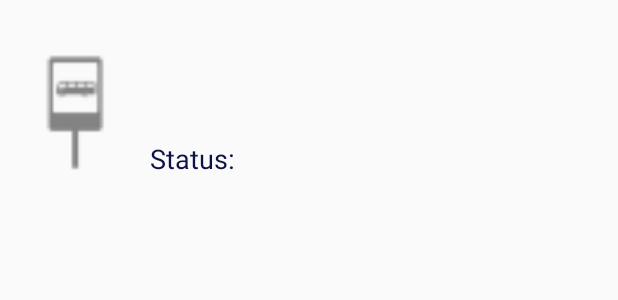
After one commit to jpmartinez/USBusDroidTrip, an Android app: the layout activity_routestop_list_item.xml on its own in the app's theme, with its tools: preview values and no code run, on a phone screen of 412 x 824 dp. The commit adds this screen. Shown: the top 300 px of the screen. Run offline under Robolectric (Android 15) with nearby library versions, the phone set to English and light mode, and no system bars.

Commit message:
RouteStop List started

```diff
--- a/app/src/main/AndroidManifest.xml
+++ b/app/src/main/AndroidManifest.xml
@@ -36,7 +36,8 @@
         <activity android:name=".Activities.Trip.Odometer.SetOdometerActivity" />
         <activity android:name=".Activities.Tickets.NewTicket.NewTicketActivity" />
         <activity android:name=".Activities.Tickets.NewTicket.NTBusStopSelectionActivity" />
-        <activity android:name=".Activities.Tickets.NewTicket.NTConfirmationActivity"></activity>
+        <activity android:name=".Activities.Tickets.NewTicket.NTConfirmationActivity" />
+        <activity android:name=".Activities.Trip.RouteStop.RouteStopListActivity"></activity>
     </application>
 
 </manifest>
--- a/app/src/main/java/tecnoinf/proyecto/grupo4/usbusdroid3/usbusdroidtrip/Activities/Trip/StartTrip/STResultActivity.java
+++ b/app/src/main/java/tecnoinf/proyecto/grupo4/usbusdroid3/usbusdroidtrip/Activities/Trip/StartTrip/STResultActivity.java
@@ -52,6 +52,10 @@ public class STResultActivity extends AppCompatActivity {
                 editor.putString("onCourseJourney", journey.get("id").toString());
                 editor.putBoolean("odometerSet", false);
                 editor.putString("busId", journey.getJSONObject("bus").getString("id"));
+                editor.putString("routeStops", journey
+                                                .getJSONObject("service")
+                                                .getJSONObject("route")
+                                                .getJSONArray("busStops").toString());
                 editor.apply();
                 success = true;
             } else {
--- a/app/src/main/java/tecnoinf/proyecto/grupo4/usbusdroid3/usbusdroidtrip/Activities/Trip/StartTrip/StartTripActivity.java
+++ b/app/src/main/java/tecnoinf/proyecto/grupo4/usbusdroid3/usbusdroidtrip/Activities/Trip/StartTrip/StartTripActivity.java
@@ -69,7 +69,7 @@ public class StartTripActivity extends ListActivity {
                     journeyMap,
                     R.layout.activity_start_trip_list_item,
                     new String[] { "id", "name", "day", "date", "time", "busNumber" },
-                    new int[] { R.id.id, R.id.journeyNameTV, R.id.journeyDayTV, R.id.journeyDateTV, R.id.journeyTimeTV, R.id.busNumberTV });
+                    new int[] { R.id.id, R.id.journeyNameTV, R.id.journeyDayTV, R.id.journeyDateTV, R.id.journeyTimeTV, R.id.routeStopStatusTV});
             setListAdapter(adapter);
 
             ListView lv = getListView();
--- /dev/null
+++ b/app/src/main/res/layout/activity_routestop_list_item.xml
@@ -0,0 +1,64 @@
+<?xml version="1.0" encoding="utf-8"?>
+<LinearLayout xmlns:android="http://schemas.android.com/apk/res/android"
+    android:layout_width="match_parent"
+    android:layout_height="150dp"
+    android:orientation="horizontal">
+
+    <!-- ID Label -->
+
+    <ImageView
+        android:layout_width="100dp"
+        android:layout_height="match_parent"
+        android:id="@+id/busstopSignIV"
+        android:src="@drawable/bus_stop_sign" />
+
+    <LinearLayout
+        android:orientation="vertical"
+        android:layout_width="match_parent"
+        android:layout_height="match_parent">
+
+        <TextView
+            android:id="@+id/id"
+            android:layout_width="wrap_content"
+            android:layout_height="wrap_content"
+            android:visibility="invisible" />
+
+        <TextView
+            android:id="@+id/routeStopNameTV"
+            android:layout_width="wrap_content"
+            android:layout_height="wrap_content"
+            android:textAppearance="?android:attr/textAppearanceMedium"
+            android:textColor="#0c1248"
+            android:visibility="visible"
+
+            android:textStyle="bold"
+            android:layout_marginTop="25dp"
+            android:textAlignment="center"
+            android:textSize="30sp" />
+
+        <LinearLayout
+            android:layout_width="wrap_content"
+            android:layout_height="wrap_content"
+            android:orientation="horizontal"
+            android:gravity="bottom"
+            android:layout_marginTop="8dp">
+
+            <TextView
+                android:id="@+id/routeStopStatusLbl"
+                android:layout_width="wrap_content"
+                android:layout_height="wrap_content"
+                android:labelFor="@+id/routeStopStatusTV"
+                android:text="Status: "
+                android:textAppearance="?android:attr/textAppearanceMedium"
+                android:textColor="#0c1248" />
+
+            <TextView
+                android:id="@+id/routeStopStatusTV"
+                android:layout_width="wrap_content"
+                android:layout_height="wrap_content"
+                android:textColor="#0c1248" />
+
+        </LinearLayout>
+    </LinearLayout>
+
+</LinearLayout>
--- a/app/src/main/res/layout/activity_start_trip_list_item.xml
+++ b/app/src/main/res/layout/activity_start_trip_list_item.xml
@@ -71,13 +71,13 @@
             android:layout_width="wrap_content"
             android:layout_height="wrap_content"
             android:layout_marginRight="15dp"
-            android:labelFor="@+id/busNumberTV"
+            android:labelFor="@+id/routeStopStatusTV"
             android:text="Coche"
             android:textAppearance="?android:attr/textAppearanceMedium"
             android:textColor="#0c1248" />
 
         <TextView
-            android:id="@+id/busNumberTV"
+            android:id="@+id/routeStopStatusTV"
             android:layout_width="wrap_content"
             android:layout_height="wrap_content"
             android:textColor="#0c1248" />
```
Also changed, not shown: app/src/main/java/tecnoinf/proyecto/grupo4/usbusdroid3/usbusdroidtrip/Activities/Tickets/NewTicket/NTConfirmationActivity.java (+88 -25 lines), app/src/main/java/tecnoinf/proyecto/grupo4/usbusdroid3/usbusdroidtrip/Activities/Trip/RouteStop/RouteStopListActivity.java (added, +105 -0 lines), app/src/main/java/tecnoinf/proyecto/grupo4/usbusdroid3/usbusdroidtrip/Activities/Trip/TripOptionsActivity.java (+15 -1 lines), app/src/main/java/tecnoinf/proyecto/grupo4/usbusdroid3/usbusdroidtrip/Models/RouteStop.java (+12 -0 lines), app/src/main/res/layout/activity_ntconfirmation.xml (+16 -9 lines), app/src/main/res/layout/activity_routestop_list.xml (added, +17 -0 lines), app/src/main/res/layout/activity_trip_options.xml (+16 -5 lines), app/src/main/res/drawable-hdpi/bus_stop_sign.png (added), app/src/main/res/drawable-hdpi/route_stop.png (added), app/src/main/res/drawable-mdpi/bus_stop_sign.png (added), app/src/main/res/drawable-mdpi/route_stop.png (added), app/src/main/res/drawable-xhdpi/bus_stop_sign.png (added), app/src/main/res/drawable-xhdpi/route_stop.png (added), app/src/main/res/drawable-xxhdpi/bus_stop_sign.png (added), 1 more files.
